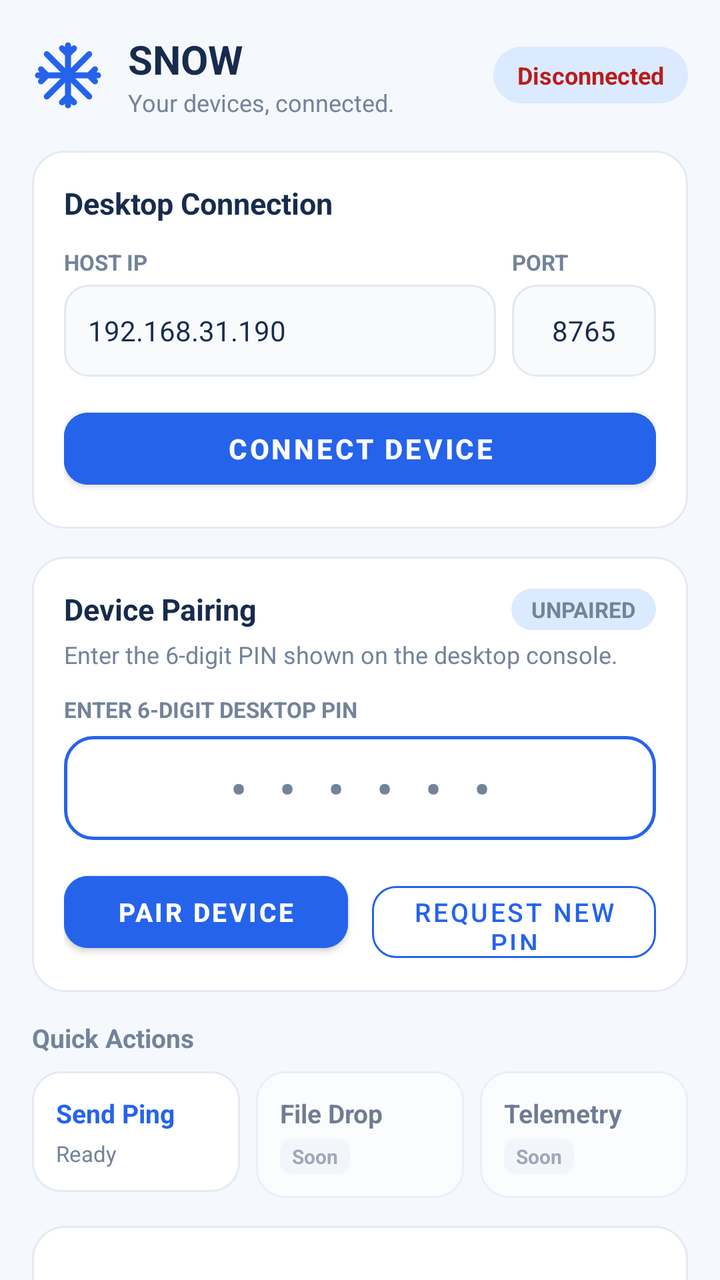
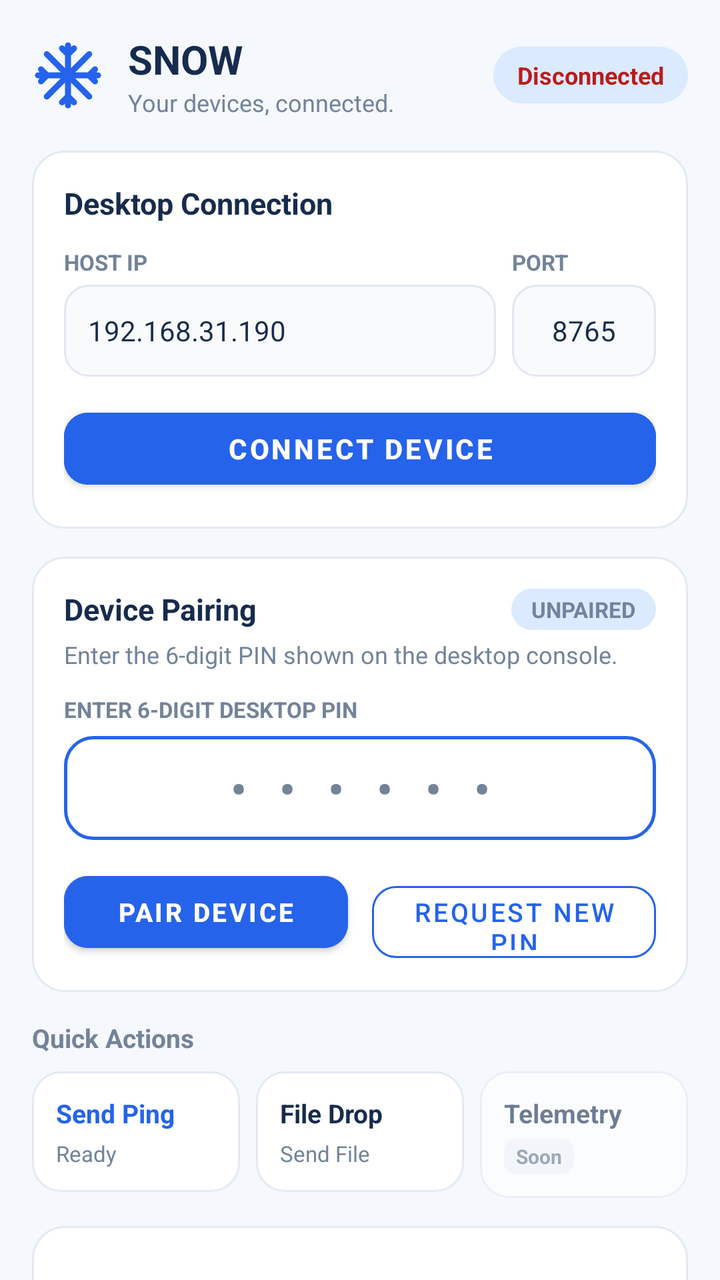

Compare the two renders of this Android layout. The source of the first and the diff that turns it into the second are given below.
<!-- AndroidManifest.xml: application theme Theme.SNOW -->
<!-- res/layout/activity_main.xml -->
<?xml version="1.0" encoding="utf-8"?>
<androidx.core.widget.NestedScrollView xmlns:android="http://schemas.android.com/apk/res/android"
    xmlns:app="http://schemas.android.com/apk/res-auto"
    xmlns:tools="http://schemas.android.com/tools"
    android:id="@+id/rootScrollView"
    android:layout_width="match_parent"
    android:layout_height="match_parent"
    android:fillViewport="true"
    android:clipToPadding="false"
    android:background="@color/app_background"
    android:padding="16dp"
    tools:context=".ui.MainActivity">

    <LinearLayout
        android:layout_width="match_parent"
        android:layout_height="wrap_content"
        android:orientation="vertical">

        
        <LinearLayout
            android:layout_width="match_parent"
            android:layout_height="wrap_content"
            android:orientation="horizontal"
            android:gravity="center_vertical"
            android:layout_marginBottom="16dp">

            <ImageView
                android:layout_width="36dp"
                android:layout_height="36dp"
                android:src="@drawable/ic_snow_logo"
                android:contentDescription="@string/app_name"
                android:layout_marginEnd="12dp" />

            <LinearLayout
                android:layout_width="0dp"
                android:layout_height="wrap_content"
                android:layout_weight="1"
                android:orientation="vertical">

                <TextView
                    android:layout_width="wrap_content"
                    android:layout_height="wrap_content"
                    android:text="@string/app_name"
                    android:textSize="20sp"
                    android:textStyle="bold"
                    android:textColor="@color/primary_text" />

                <TextView
                    android:layout_width="wrap_content"
                    android:layout_height="wrap_content"
                    android:text="@string/app_subtitle"
                    android:textSize="12sp"
                    android:textColor="@color/secondary_text" />
            </LinearLayout>

            
            <TextView
                android:id="@+id/tvStatusPill"
                android:layout_width="wrap_content"
                android:layout_height="wrap_content"
                android:background="@drawable/bg_pill_status"
                android:paddingStart="12dp"
                android:paddingEnd="12dp"
                android:paddingTop="6dp"
                android:paddingBottom="6dp"
                android:text="@string/status_disconnected_desc"
                android:textSize="12sp"
                android:textStyle="bold"
                android:textColor="@color/status_disconnected_dark" />

            
            <TextView
                android:id="@+id/tvStatus"
                android:layout_width="0dp"
                android:layout_height="0dp"
                android:visibility="gone" />
        </LinearLayout>

        
        <LinearLayout
            android:id="@+id/cardConnection"
            android:layout_width="match_parent"
            android:layout_height="wrap_content"
            android:background="@drawable/bg_card_glacier"
            android:orientation="vertical"
            android:padding="16dp"
            android:layout_marginBottom="14dp">

            <TextView
                android:layout_width="wrap_content"
                android:layout_height="wrap_content"
                android:text="@string/title_connection"
                android:textSize="15sp"
                android:textStyle="bold"
                android:textColor="@color/primary_text"
                android:layout_marginBottom="12dp" />

            
            <LinearLayout
                android:id="@+id/layoutConnectionInputs"
                android:layout_width="match_parent"
                android:layout_height="wrap_content"
                android:orientation="vertical">

                <LinearLayout
                    android:layout_width="match_parent"
                    android:layout_height="wrap_content"
                    android:orientation="horizontal"
                    android:baselineAligned="false">

                    <LinearLayout
                        android:layout_width="0dp"
                        android:layout_height="wrap_content"
                        android:layout_weight="3"
                        android:orientation="vertical"
                        android:layout_marginEnd="8dp">

                        <TextView
                            android:layout_width="wrap_content"
                            android:layout_height="wrap_content"
                            android:text="@string/label_ip"
                            android:textSize="11sp"
                            android:textStyle="bold"
                            android:textColor="@color/secondary_text"
                            android:layout_marginBottom="4dp" />

                        <EditText
                            android:id="@+id/editHost"
                            android:layout_width="match_parent"
                            android:layout_height="46dp"
                            android:background="@drawable/bg_input_field"
                            android:paddingStart="12dp"
                            android:paddingEnd="12dp"
                            android:inputType="textUri"
                            android:hint="@string/hint_ip"
                            android:text="192.168.31.190"
                            android:textColor="@color/primary_text"
                            android:textSize="14sp" />
                    </LinearLayout>

                    <LinearLayout
                        android:layout_width="0dp"
                        android:layout_height="wrap_content"
                        android:layout_weight="1"
                        android:orientation="vertical">

                        <TextView
                            android:layout_width="wrap_content"
                            android:layout_height="wrap_content"
                            android:text="@string/label_port"
                            android:textSize="11sp"
                            android:textStyle="bold"
                            android:textColor="@color/secondary_text"
                            android:layout_marginBottom="4dp" />

                        <EditText
                            android:id="@+id/editPort"
                            android:layout_width="match_parent"
                            android:layout_height="46dp"
                            android:background="@drawable/bg_input_field"
                            android:gravity="center"
                            android:inputType="number"
                            android:text="@string/default_port"
                            android:textColor="@color/primary_text"
                            android:textSize="14sp" />
                    </LinearLayout>
                </LinearLayout>

                <com.google.android.material.button.MaterialButton
                    android:id="@+id/btnConnect"
                    android:layout_width="match_parent"
                    android:layout_height="48dp"
                    android:layout_marginTop="12dp"
                    android:backgroundTint="@color/primary_blue"
                    android:text="@string/btn_connect"
                    android:textColor="#FFFFFF"
                    android:textSize="14sp"
                    android:textStyle="bold"
                    app:cornerRadius="12dp" />
            </LinearLayout>

            
            <LinearLayout
                android:id="@+id/layoutConnectedBanner"
                android:layout_width="match_parent"
                android:layout_height="wrap_content"
                android:orientation="vertical"
                android:visibility="gone">

                <LinearLayout
                    android:layout_width="match_parent"
                    android:layout_height="wrap_content"
                    android:background="@drawable/bg_pill_status"
                    android:padding="12dp"
                    android:orientation="vertical">

                    <TextView
                        android:id="@+id/tvConnectedEndpoint"
                        android:layout_width="wrap_content"
                        android:layout_height="wrap_content"
                        android:text="@string/banner_connected_to"
                        android:textSize="13sp"
                        android:textStyle="bold"
                        android:textColor="@color/tertiary_blue" />

                    <TextView
                        android:id="@+id/tvConnectedMeta"
                        android:layout_width="wrap_content"
                        android:layout_height="wrap_content"
                        android:text="Active Link • Port 8765"
                        android:textSize="11sp"
                        android:textColor="@color/secondary_text"
                        android:layout_marginTop="2dp" />
                </LinearLayout>

                <com.google.android.material.button.MaterialButton
                    android:id="@+id/btnDisconnect"
                    style="@style/Widget.MaterialComponents.Button.OutlinedButton"
                    android:layout_width="match_parent"
                    android:layout_height="46dp"
                    android:layout_marginTop="10dp"
                    android:text="@string/btn_disconnect"
                    android:textColor="@color/status_disconnected"
                    app:strokeColor="@color/status_disconnected"
                    app:cornerRadius="12dp" />
            </LinearLayout>
        </LinearLayout>

        
        <LinearLayout
            android:id="@+id/cardPairing"
            android:layout_width="match_parent"
            android:layout_height="wrap_content"
            android:background="@drawable/bg_card_glacier"
            android:orientation="vertical"
            android:padding="16dp"
            android:layout_marginBottom="14dp">

            <LinearLayout
                android:layout_width="match_parent"
                android:layout_height="wrap_content"
                android:orientation="horizontal"
                android:gravity="center_vertical"
                android:layout_marginBottom="4dp">

                <TextView
                    android:layout_width="0dp"
                    android:layout_height="wrap_content"
                    android:layout_weight="1"
                    android:text="@string/title_pairing"
                    android:textSize="15sp"
                    android:textStyle="bold"
                    android:textColor="@color/primary_text" />

                
                <TextView
                    android:id="@+id/tvPairingBadge"
                    android:layout_width="wrap_content"
                    android:layout_height="wrap_content"
                    android:background="@drawable/bg_pill_status"
                    android:paddingStart="10dp"
                    android:paddingEnd="10dp"
                    android:paddingTop="3dp"
                    android:paddingBottom="3dp"
                    android:text="@string/badge_unpaired"
                    android:textSize="11sp"
                    android:textStyle="bold"
                    android:textColor="@color/secondary_text" />
            </LinearLayout>

            <TextView
                android:id="@+id/tvPairingStatus"
                android:layout_width="match_parent"
                android:layout_height="wrap_content"
                android:text="@string/subtitle_pairing"
                android:textSize="12sp"
                android:textColor="@color/secondary_text"
                android:layout_marginBottom="12dp" />

            
            <TextView
                android:layout_width="wrap_content"
                android:layout_height="wrap_content"
                android:text="@string/label_pin"
                android:textSize="11sp"
                android:textStyle="bold"
                android:textColor="@color/secondary_text"
                android:layout_marginBottom="6dp" />

            
            <EditText
                android:id="@+id/editPin"
                android:layout_width="match_parent"
                android:layout_height="52dp"
                android:background="@drawable/bg_input_pin"
                android:gravity="center"
                android:inputType="number"
                android:maxLength="6"
                android:textSize="22sp"
                android:textStyle="bold"
                android:letterSpacing="0.25"
                android:textColor="@color/primary_text"
                android:hint="• • • • • •"
                android:textColorHint="@color/secondary_text"
                android:padding="8dp" />

            
            <LinearLayout
                android:layout_width="match_parent"
                android:layout_height="wrap_content"
                android:orientation="horizontal"
                android:layout_marginTop="12dp">

                <com.google.android.material.button.MaterialButton
                    android:id="@+id/btnPair"
                    android:layout_width="0dp"
                    android:layout_height="48dp"
                    android:layout_weight="1"
                    android:layout_marginEnd="6dp"
                    android:backgroundTint="@color/primary_blue"
                    android:text="@string/btn_pair"
                    android:textColor="#FFFFFF"
                    android:textSize="13sp"
                    android:textStyle="bold"
                    app:cornerRadius="12dp" />

                <com.google.android.material.button.MaterialButton
                    android:id="@+id/btnRequestPin"
                    style="@style/Widget.MaterialComponents.Button.OutlinedButton"
                    android:layout_width="0dp"
                    android:layout_height="48dp"
                    android:layout_weight="1"
                    android:layout_marginStart="6dp"
                    android:text="@string/btn_request_pin"
                    android:textColor="@color/primary_blue"
                    android:textSize="13sp"
                    app:strokeColor="@color/primary_blue"
                    app:cornerRadius="12dp" />
            </LinearLayout>
        </LinearLayout>

        
        <LinearLayout
            android:id="@+id/cardQuickActions"
            android:layout_width="match_parent"
            android:layout_height="wrap_content"
            android:orientation="vertical"
            android:layout_marginBottom="14dp">

            <TextView
                android:layout_width="wrap_content"
                android:layout_height="wrap_content"
                android:text="@string/title_quick_actions"
                android:textSize="13sp"
                android:textStyle="bold"
                android:textColor="@color/secondary_text"
                android:layout_marginBottom="8dp" />

            <LinearLayout
                android:layout_width="match_parent"
                android:layout_height="wrap_content"
                android:orientation="horizontal">

                
                <LinearLayout
                    android:id="@+id/btnPing"
                    android:layout_width="0dp"
                    android:layout_height="wrap_content"
                    android:layout_weight="1"
                    android:background="@drawable/bg_quick_action"
                    android:orientation="vertical"
                    android:padding="12dp"
                    android:layout_marginEnd="4dp"
                    android:clickable="true"
                    android:focusable="true">

                    <TextView
                        android:layout_width="wrap_content"
                        android:layout_height="wrap_content"
                        android:text="@string/btn_send_ping"
                        android:textSize="13sp"
                        android:textStyle="bold"
                        android:textColor="@color/primary_blue" />

                    <TextView
                        android:id="@+id/tvPingLatency"
                        android:layout_width="wrap_content"
                        android:layout_height="wrap_content"
                        android:text="Ready"
                        android:textSize="11sp"
                        android:textColor="@color/secondary_text"
                        android:layout_marginTop="4dp" />
                </LinearLayout>

                
                <LinearLayout
                    android:layout_width="0dp"
                    android:layout_height="wrap_content"
                    android:layout_weight="1"
                    android:background="@drawable/bg_quick_action"
                    android:orientation="vertical"
                    android:padding="12dp"
                    android:layout_marginStart="4dp"
                    android:layout_marginEnd="4dp"
                    android:alpha="0.6">

                    <TextView
                        android:layout_width="wrap_content"
                        android:layout_height="wrap_content"
                        android:text="@string/btn_file_drop"
                        android:textSize="13sp"
                        android:textStyle="bold"
                        android:textColor="@color/primary_text" />

                    <TextView
                        android:layout_width="wrap_content"
                        android:layout_height="wrap_content"
                        android:background="@drawable/bg_badge_soon"
                        android:paddingStart="6dp"
                        android:paddingEnd="6dp"
                        android:paddingTop="2dp"
                        android:paddingBottom="2dp"
                        android:text="@string/badge_soon"
                        android:textSize="10sp"
                        android:textStyle="bold"
                        android:textColor="@color/badge_soon_text"
                        android:layout_marginTop="4dp" />
                </LinearLayout>

                
                <LinearLayout
                    android:layout_width="0dp"
                    android:layout_height="wrap_content"
                    android:layout_weight="1"
                    android:background="@drawable/bg_quick_action"
                    android:orientation="vertical"
                    android:padding="12dp"
                    android:layout_marginStart="4dp"
                    android:alpha="0.6">

                    <TextView
                        android:layout_width="wrap_content"
                        android:layout_height="wrap_content"
                        android:text="@string/btn_telemetry"
                        android:textSize="13sp"
                        android:textStyle="bold"
                        android:textColor="@color/primary_text" />

                    <TextView
                        android:layout_width="wrap_content"
                        android:layout_height="wrap_content"
                        android:background="@drawable/bg_badge_soon"
                        android:paddingStart="6dp"
                        android:paddingEnd="6dp"
                        android:paddingTop="2dp"
                        android:paddingBottom="2dp"
                        android:text="@string/badge_soon"
                        android:textSize="10sp"
                        android:textStyle="bold"
                        android:textColor="@color/badge_soon_text"
                        android:layout_marginTop="4dp" />
                </LinearLayout>
            </LinearLayout>
        </LinearLayout>

        
        <LinearLayout
            android:id="@+id/cardActivity"
            android:layout_width="match_parent"
            android:layout_height="wrap_content"
            android:background="@drawable/bg_card_glacier"
            android:orientation="vertical"
            android:padding="16dp"
            android:layout_marginBottom="24dp">

            <LinearLayout
                android:layout_width="match_parent"
                android:layout_height="wrap_content"
                android:orientation="horizontal"
                android:gravity="center_vertical"
                android:layout_marginBottom="10dp">

                <TextView
                    android:layout_width="0dp"
                    android:layout_height="wrap_content"
                    android:layout_weight="1"
                    android:text="@string/title_recent_activity"
                    android:textSize="15sp"
                    android:textStyle="bold"
                    android:textColor="@color/primary_text" />

                <com.google.android.material.button.MaterialButton
                    android:id="@+id/btnClearLog"
                    style="@style/Widget.MaterialComponents.Button.TextButton"
                    android:layout_width="wrap_content"
                    android:layout_height="wrap_content"
                    android:text="@string/btn_clear_log"
                    android:textColor="@color/secondary_text"
                    android:textSize="12sp" />
            </LinearLayout>

            
            <LinearLayout
                android:layout_width="match_parent"
                android:layout_height="wrap_content"
                android:orientation="horizontal"
                android:layout_marginBottom="12dp">

                <TextView
                    android:id="@+id/filterAll"
                    android:layout_width="wrap_content"
                    android:layout_height="wrap_content"
                    android:background="@drawable/bg_pill_filter_selected"
                    android:paddingStart="12dp"
                    android:paddingEnd="12dp"
                    android:paddingTop="4dp"
                    android:paddingBottom="4dp"
                    android:text="@string/filter_all"
                    android:textSize="12sp"
                    android:textStyle="bold"
                    android:textColor="@color/primary_blue"
                    android:clickable="true"
                    android:focusable="true" />

                <TextView
                    android:id="@+id/filterConnections"
                    android:layout_width="wrap_content"
                    android:layout_height="wrap_content"
                    android:background="@drawable/bg_pill_filter_unselected"
                    android:paddingStart="12dp"
                    android:paddingEnd="12dp"
                    android:paddingTop="4dp"
                    android:paddingBottom="4dp"
                    android:text="@string/filter_connections"
                    android:textSize="12sp"
                    android:textColor="@color/secondary_text"
                    android:layout_marginStart="6dp"
                    android:clickable="true"
                    android:focusable="true" />

                <TextView
                    android:id="@+id/filterDiagnostics"
                    android:layout_width="wrap_content"
                    android:layout_height="wrap_content"
                    android:background="@drawable/bg_pill_filter_unselected"
                    android:paddingStart="12dp"
                    android:paddingEnd="12dp"
                    android:paddingTop="4dp"
                    android:paddingBottom="4dp"
                    android:text="@string/filter_diagnostics"
                    android:textSize="12sp"
                    android:textColor="@color/secondary_text"
                    android:layout_marginStart="6dp"
                    android:clickable="true"
                    android:focusable="true" />
            </LinearLayout>

            
            <TextView
                android:id="@+id/tvEmptyActivity"
                android:layout_width="match_parent"
                android:layout_height="wrap_content"
                android:text="@string/empty_activity"
                android:textSize="12sp"
                android:textColor="@color/secondary_text"
                android:gravity="center"
                android:padding="16dp"
                android:visibility="gone" />

            <TextView
                android:id="@+id/tvLog"
                android:layout_width="match_parent"
                android:layout_height="wrap_content"
                android:background="@color/log_background"
                android:padding="10dp"
                android:textColor="@color/log_text"
                android:textSize="12sp"
                android:lineSpacingExtra="4dp"
                android:fontFamily="monospace"
                android:textIsSelectable="true" />
        </LinearLayout>

    </LinearLayout>
</androidx.core.widget.NestedScrollView>
<!-- resources referenced by this layout -->
<resources>
  <color name="app_background">#F5F8FD</color>
  <color name="badge_soon_text">#64748B</color>
  <color name="log_background">#F8FAFC</color>
  <color name="log_text">#172B4D</color>
  <color name="primary_blue">#2563EB</color>
  <color name="primary_text">#172B4D</color>
  <color name="secondary_text">#73839A</color>
  <color name="status_disconnected">#EF4444</color>
  <color name="status_disconnected_dark">#B91C1C</color>
  <color name="tertiary_blue">#1D4ED8</color>
  <!-- drawable bg_badge_soon (drawable) -->
  <?xml version="1.0" encoding="utf-8"?>
  <shape xmlns:android="http://schemas.android.com/apk/res/android"
      android:shape="rectangle">
      <solid android:color="@color/badge_soon_bg" />
      <corners android:radius="6dp" />
  </shape>
  <!-- drawable bg_input_pin (drawable) -->
  <?xml version="1.0" encoding="utf-8"?>
  <shape xmlns:android="http://schemas.android.com/apk/res/android"
      android:shape="rectangle">
      <solid android:color="@color/card_surface" />
      <stroke
          android:width="1.5dp"
          android:color="@color/primary_blue" />
      <corners android:radius="14dp" />
  </shape>
  <!-- drawable bg_pill_status (drawable) -->
  <?xml version="1.0" encoding="utf-8"?>
  <shape xmlns:android="http://schemas.android.com/apk/res/android"
      android:shape="rectangle">
      <solid android:color="@color/soft_blue_surface" />
      <corners android:radius="20dp" />
  </shape>
  <!-- drawable bg_quick_action (drawable) -->
  <?xml version="1.0" encoding="utf-8"?>
  <shape xmlns:android="http://schemas.android.com/apk/res/android"
      android:shape="rectangle">
      <solid android:color="@color/card_surface" />
      <stroke
          android:width="1dp"
          android:color="@color/card_border" />
      <corners android:radius="14dp" />
  </shape>
  <string name="app_name">SNOW</string>
  <string name="app_subtitle">Your devices, connected.</string>
  <string name="badge_soon">Soon</string>
  <string name="badge_unpaired">UNPAIRED</string>
  <string name="banner_connected_to">Connected to Desktop</string>
  <string name="btn_clear_log">Clear</string>
  <string name="btn_connect">Connect Device</string>
  <string name="btn_disconnect">Disconnect</string>
  <string name="btn_file_drop">File Drop</string>
  <string name="btn_pair">Pair Device</string>
  <string name="btn_request_pin">Request New PIN</string>
  <string name="btn_send_ping">Send Ping</string>
  <string name="btn_telemetry">Telemetry</string>
  <string name="default_port">8765</string>
  <string name="empty_activity">No activity recorded yet.</string>
  <string name="filter_all">All</string>
  <string name="filter_connections">Connections</string>
  <string name="filter_diagnostics">Diagnostics</string>
  <string name="hint_ip">192.168.31.190</string>
  <string name="label_ip">HOST IP</string>
  <string name="label_pin">ENTER 6-DIGIT DESKTOP PIN</string>
  <string name="label_port">PORT</string>
  <string name="status_disconnected_desc">Disconnected</string>
  <string name="subtitle_pairing">Enter the 6-digit PIN shown on the desktop console.</string>
  <string name="title_connection">Desktop Connection</string>
  <string name="title_pairing">Device Pairing</string>
  <string name="title_quick_actions">Quick Actions</string>
  <string name="title_recent_activity">Recent Activity</string>
  <color name="badge_soon_bg">#F1F5F9</color>
  <color name="card_surface">#FFFFFF</color>
  <color name="card_border">#E4EAF3</color>
  <color name="input_background">#F8FAFC</color>
  <color name="input_border">#E2E8F0</color>
  <color name="soft_blue_surface">#DBEAFE</color>
  <color name="filter_pill_unselected">#F1F5F9</color>
  <color name="secondary_cyan">#06B6D4</color>
  <!-- unchanged entries left out for length: 6 -->
</resources>

<!-- the commit's change to res/layout/activity_main.xml (unified diff, before → after) -->
@@ -394,6 +394,7 @@
 
                 
                 <LinearLayout
+                    android:id="@+id/btnFileDrop"
                     android:layout_width="0dp"
                     android:layout_height="wrap_content"
                     android:layout_weight="1"
@@ -402,12 +403,42 @@
                     android:padding="12dp"
                     android:layout_marginStart="4dp"
                     android:layout_marginEnd="4dp"
+                    android:clickable="true"
+                    android:focusable="true">
+
+                    <TextView
+                        android:layout_width="wrap_content"
+                        android:layout_height="wrap_content"
+                        android:text="@string/btn_file_drop"
+                        android:textSize="13sp"
+                        android:textStyle="bold"
+                        android:textColor="@color/primary_text" />
+
+                    <TextView
+                        android:id="@+id/tvFileDropStatus"
+                        android:layout_width="wrap_content"
+                        android:layout_height="wrap_content"
+                        android:text="Send File"
+                        android:textSize="11sp"
+                        android:textColor="@color/secondary_text"
+                        android:layout_marginTop="4dp" />
+                </LinearLayout>
+
+                
+                <LinearLayout
+                    android:layout_width="0dp"
+                    android:layout_height="wrap_content"
+                    android:layout_weight="1"
+                    android:background="@drawable/bg_quick_action"
+                    android:orientation="vertical"
+                    android:padding="12dp"
+                    android:layout_marginStart="4dp"
                     android:alpha="0.6">
 
                     <TextView
                         android:layout_width="wrap_content"
                         android:layout_height="wrap_content"
-                        android:text="@string/btn_file_drop"
+                        android:text="@string/btn_telemetry"
                         android:textSize="13sp"
                         android:textStyle="bold"
                         android:textColor="@color/primary_text" />
@@ -426,41 +457,66 @@
                         android:textColor="@color/badge_soon_text"
                         android:layout_marginTop="4dp" />
                 </LinearLayout>
-
-                
-                <LinearLayout
-                    android:layout_width="0dp"
-                    android:layout_height="wrap_content"
-                    android:layout_weight="1"
-                    android:background="@drawable/bg_quick_action"
-                    android:orientation="vertical"
-                    android:padding="12dp"
-                    android:layout_marginStart="4dp"
-                    android:alpha="0.6">
-
-                    <TextView
-                        android:layout_width="wrap_content"
-                        android:layout_height="wrap_content"
-                        android:text="@string/btn_telemetry"
-                        android:textSize="13sp"
-                        android:textStyle="bold"
-                        android:textColor="@color/primary_text" />
-
-                    <TextView
-                        android:layout_width="wrap_content"
-                        android:layout_height="wrap_content"
-                        android:background="@drawable/bg_badge_soon"
-                        android:paddingStart="6dp"
-                        android:paddingEnd="6dp"
-                        android:paddingTop="2dp"
-                        android:paddingBottom="2dp"
-                        android:text="@string/badge_soon"
-                        android:textSize="10sp"
-                        android:textStyle="bold"
-                        android:textColor="@color/badge_soon_text"
-                        android:layout_marginTop="4dp" />
-                </LinearLayout>
-            </LinearLayout>
+            </LinearLayout>
+        </LinearLayout>
+
+        
+        <LinearLayout
+            android:id="@+id/cardTransferProgress"
+            android:layout_width="match_parent"
+            android:layout_height="wrap_content"
+            android:background="@drawable/bg_card_glacier"
+            android:orientation="vertical"
+            android:padding="16dp"
+            android:layout_marginBottom="16dp"
+            android:visibility="gone">
+
+            <LinearLayout
+                android:layout_width="match_parent"
+                android:layout_height="wrap_content"
+                android:orientation="horizontal"
+                android:gravity="center_vertical"
+                android:layout_marginBottom="6dp">
+
+                <TextView
+                    android:id="@+id/txtTransferFileName"
+                    android:layout_width="0dp"
+                    android:layout_height="wrap_content"
+                    android:layout_weight="1"
+                    android:text="File Transfer"
+                    android:textSize="14sp"
+                    android:textStyle="bold"
+                    android:textColor="@color/primary_text"
+                    android:maxLines="1"
+                    android:ellipsize="end" />
+
+                <TextView
+                    android:id="@+id/txtTransferPercent"
+                    android:layout_width="wrap_content"
+                    android:layout_height="wrap_content"
+                    android:text="0%"
+                    android:textSize="12sp"
+                    android:textStyle="bold"
+                    android:textColor="@color/primary_blue" />
+            </LinearLayout>
+
+            <com.google.android.material.progressindicator.LinearProgressIndicator
+                android:id="@+id/progressTransfer"
+                android:layout_width="match_parent"
+                android:layout_height="wrap_content"
+                android:max="100"
+                android:progress="0"
+                app:indicatorColor="@color/primary_blue"
+                app:trackColor="@color/card_border"
+                android:layout_marginBottom="4dp" />
+
+            <TextView
+                android:id="@+id/txtTransferDetails"
+                android:layout_width="wrap_content"
+                android:layout_height="wrap_content"
+                android:text="0 KB / 0 KB"
+                android:textSize="11sp"
+                android:textColor="@color/secondary_text" />
         </LinearLayout>
 
         
